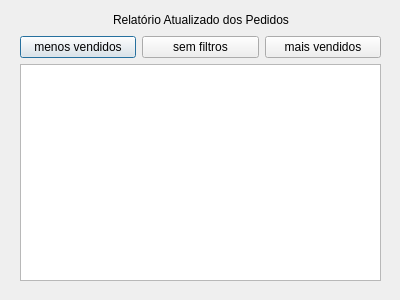
jujubsfs/restify3, file telarelatorio.ui: the form before one commit.
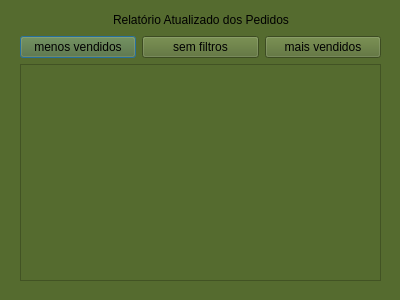
The form after the commit.

What changed in the file:
```diff
--- a/telarelatorio.ui
+++ b/telarelatorio.ui
@@ -13,7 +13,10 @@
   <property name="windowTitle">
    <string>Dialog</string>
   </property>
-  <widget class="QWidget" name="">
+  <property name="styleSheet">
+   <string notr="true">background-color: #556B2F</string>
+  </property>
+  <widget class="QWidget" name="layoutWidget">
    <property name="geometry">
     <rect>
      <x>20</x>
```
